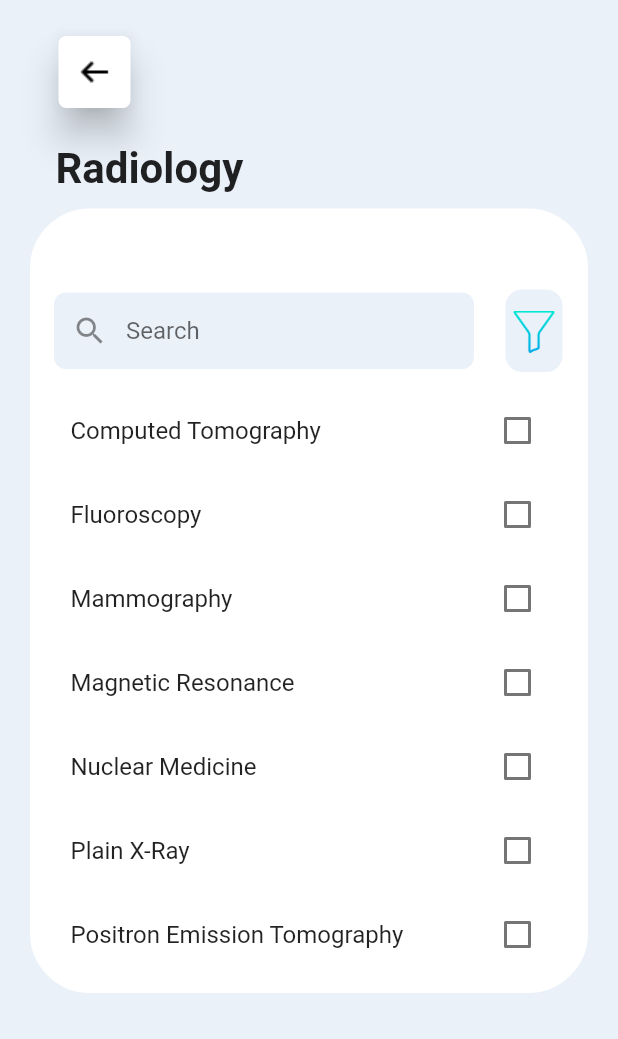
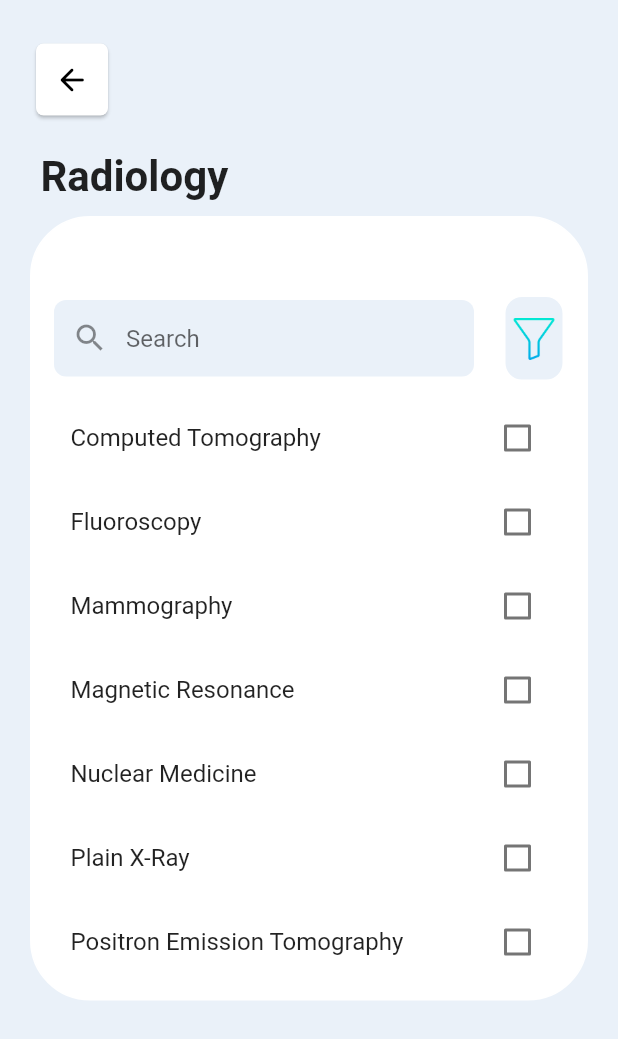
Before and after one commit to patnaapp/ipd_getx_project_backup, a Flutter app: the DoctorNoteView screen opened by its route, after a tap on "Radiology", on a phone screen of 412 x 824 dp. Shown: the top 1039 px of the screen. Run offline on Flutter 3.47's test engine with Material 2 defaults, Android fonts, the phone set to English and light mode, and no system bars; our stand-ins replace fl_chart, get; missing offline and left inert: barcode_scan_fix.

Commit message:
changes made

```diff
--- a/lib/app/modules/DoctorNote/views/doctor_note_view.dart
+++ b/lib/app/modules/DoctorNote/views/doctor_note_view.dart
@@ -8,6 +8,7 @@ import 'package:ipd_getx_project_backup/app/modules/labtest/views/labtest_view.d
 import 'package:ipd_getx_project_backup/app/modules/medicine/views/medicine_view.dart';
 import 'package:ipd_getx_project_backup/app/modules/patient_details/views/patient_details_view.dart';
 import 'package:ipd_getx_project_backup/app/modules/radiology/views/radiology_view.dart';
+import 'package:ipd_getx_project_backup/app/providers/providers/AppConstants.dart';
 
 import '../controllers/doctor_note_controller.dart';
 
@@ -15,7 +16,7 @@ class DoctorNoteView extends GetView<DoctorNoteController> {
   @override
   Widget build(BuildContext context) {
     return Scaffold(
-      backgroundColor: Color(0xffeaf1f9),
+      backgroundColor: kAppBackgroundColour,
       body: SafeArea(
         child: Container(
           margin: EdgeInsets.fromLTRB(20, 12, 20, 8),
@@ -24,7 +25,7 @@ class DoctorNoteView extends GetView<DoctorNoteController> {
               children: <Widget>[
                 //Header Container
                 Container(
-                  padding: const EdgeInsets.fromLTRB(20.0, 25.0, 20.0, 10.0),
+                  padding: const EdgeInsets.fromLTRB(5.0, 13.0, 20.0, 10.0),
                   alignment: Alignment.centerLeft,
                   child: Card(
                     shape: RoundedRectangleBorder(
--- a/lib/app/modules/labtest/views/labtest_view.dart
+++ b/lib/app/modules/labtest/views/labtest_view.dart
@@ -1,6 +1,7 @@
 import 'package:flutter/material.dart';
 
 import 'package:get/get.dart';
+import 'package:ipd_getx_project_backup/app/providers/providers/AppConstants.dart';
 
 import '../controllers/labtest_controller.dart';
 import '../labtest_model.dart';
@@ -10,7 +11,7 @@ class LabtestView extends GetView<LabtestController >  {
   Widget build(BuildContext context) {
     Get.put(LabtestController());
     return Scaffold(
-        backgroundColor: Color(0xffeaf1f9),
+        backgroundColor: kAppBackgroundColour,
         body: SafeArea(
           child: Column(
             crossAxisAlignment: CrossAxisAlignment.stretch,
@@ -40,7 +41,7 @@ class LabtestView extends GetView<LabtestController >  {
                 ),
               ),
               Container(
-                padding: const EdgeInsets.fromLTRB(30, 10, 30, 10),
+                padding: const EdgeInsets.fromLTRB(20, 10, 30, 10),
                 //color: Colors.white,
                 alignment: Alignment.centerLeft,
                 child: const Text(
--- a/lib/app/modules/radiology/views/radiology_view.dart
+++ b/lib/app/modules/radiology/views/radiology_view.dart
@@ -1,6 +1,7 @@
 import 'package:flutter/material.dart';
 
 import 'package:get/get.dart';
+import 'package:ipd_getx_project_backup/app/providers/providers/AppConstants.dart';
 
 import '../controllers/radiology_controller.dart';
 
@@ -9,14 +10,14 @@ class RadiologyView extends GetView<RadiologyController> {
   Widget build(BuildContext context) {
     Get.put(RadiologyController());
     return Scaffold(
-        backgroundColor: Color(0xffeaf1f9),
+        backgroundColor: kAppBackgroundColour,
         body: SafeArea(
           child: Column(
             crossAxisAlignment: CrossAxisAlignment.stretch,
             children: <Widget>[
               //Header Container
               Container(
-                padding: const EdgeInsets.fromLTRB(35, 20, 20, 10),
+                padding: const EdgeInsets.fromLTRB(20, 25, 20, 10),
                 //color: Colors.white,
                 alignment: Alignment.centerLeft,
                 child: Card(
@@ -24,21 +25,22 @@ class RadiologyView extends GetView<RadiologyController> {
                     borderRadius: BorderRadius.circular(5.0),
                   ),
                   color: Colors.white,
-                  elevation: 10,
+                  //elevation: 10,
                   child: InkWell(
                     onTap: (){
                       Get.back();
                     },
                     child: Padding(
                         padding: EdgeInsets.all(12.0),
-                        child: Image.asset(
-                          'Images/arrow.png',
-                        )),
+                      child: Icon(
+                        Icons.arrow_back_rounded,
+                        color: Colors.black,
+                      ),),
                   ),
                 ),
               ),
               Container(
-                padding: const EdgeInsets.fromLTRB(30, 10, 30, 10),
+                padding: const EdgeInsets.fromLTRB(20, 10, 30, 10),
                 //color: Colors.white,
                 alignment: Alignment.centerLeft,
                 child: const Text(
```
Also changed, not shown: lib/app/modules/Inter_Departmental_Opinion/views/inter_departmental_opinion_view.dart (+9 -7 lines), lib/app/modules/medicine/views/medicine_view.dart (+7 -6 lines).
